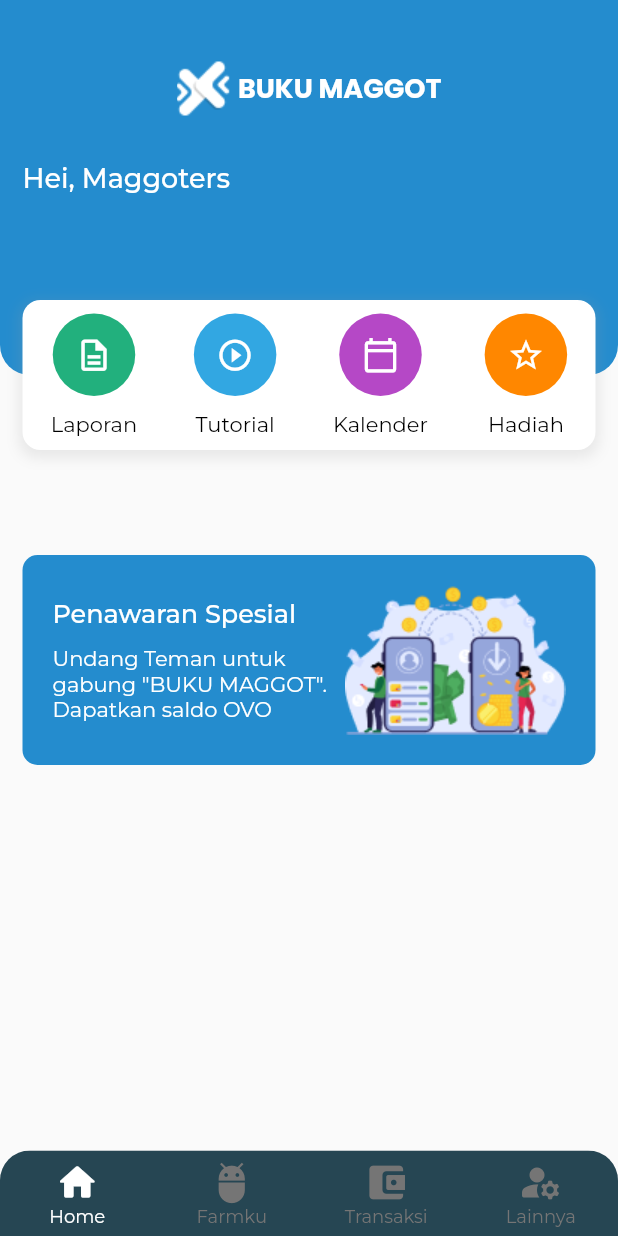
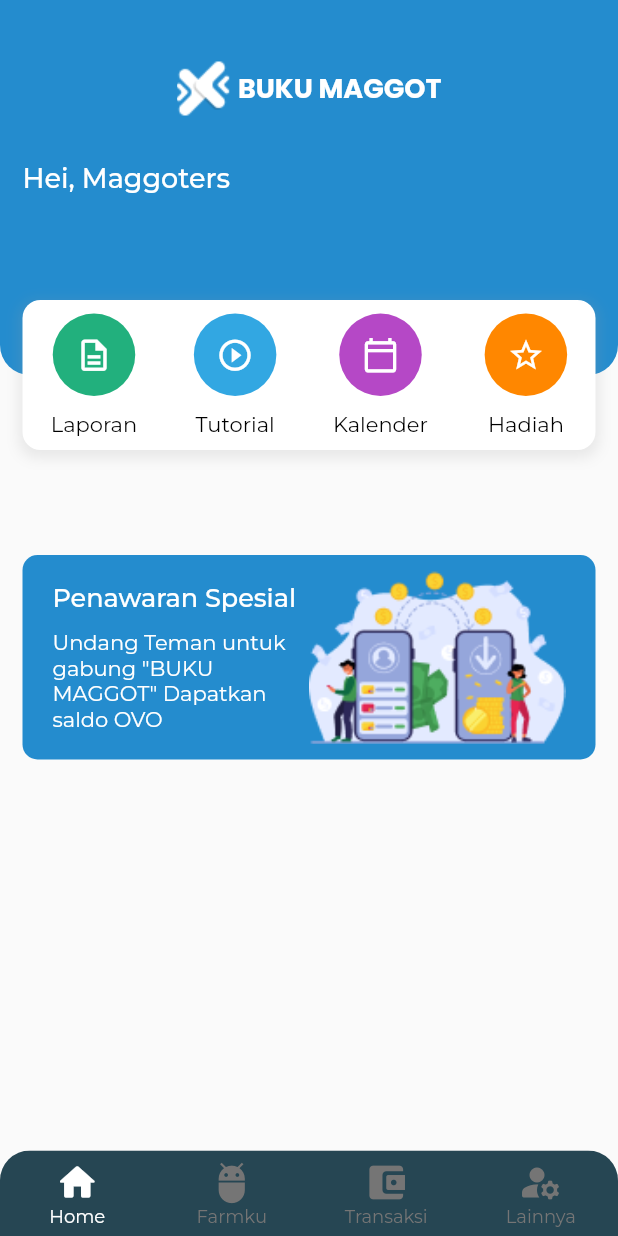
Before and after one commit to gusweda219/buku-maggot, a Flutter app: the screen it shows after launch, on a phone screen of 412 x 824 dp. Run offline on Flutter 3.47's test engine with Material 2 defaults, Android fonts, the phone set to English and light mode, and no system bars; our stand-ins replace google_fonts, introduction_screen.

Commit message:
edit home_page

```diff
--- a/lib/ui/home_page.dart
+++ b/lib/ui/home_page.dart
@@ -1,4 +1,5 @@
 import 'package:buku_maggot_app/common/styles.dart';
+import 'package:flutter/cupertino.dart';
 import 'package:flutter/material.dart';
 import 'package:google_fonts/google_fonts.dart';
 
@@ -126,7 +127,6 @@
               margin:
                   EdgeInsets.only(top: 70, bottom: 120, right: 15, left: 15),
               width: MediaQuery.of(context).size.width,
-              height: 140,
               padding: const EdgeInsets.symmetric(horizontal: 20, vertical: 10),
               decoration: BoxDecoration(
                 color: primaryColor,
@@ -135,7 +135,8 @@
               child: Row(
                 mainAxisAlignment: MainAxisAlignment.spaceBetween,
                 children: [
-                  Column(
+                  Expanded(
+                    child: Column(
                       crossAxisAlignment: CrossAxisAlignment.start,
                       mainAxisAlignment: MainAxisAlignment.center,
                       children: [
@@ -153,7 +154,7 @@
                           height: 10,
                         ),
                         Text(
-                        'Undang Teman untuk\ngabung "BUKU MAGGOT".\nDapatkan saldo OVO',
+                          'Undang Teman untuk gabung "BUKU MAGGOT" Dapatkan saldo OVO',
                           style: GoogleFonts.montserrat(
                             textStyle: const TextStyle(
                               color: Colors.white,
@@ -162,8 +163,21 @@
                         ),
                       ],
                     ),
-                  Image.asset(
+                  ),
+                  Flexible(
+                    child: Align(
+                      alignment: Alignment.center,
+                      child: ConstrainedBox(
+                        constraints: BoxConstraints(
+                          maxWidth: 400,
+                          minWidth: 200,
+                        ),
+                        child: Image.asset(
                           'images/img_prm.png',
+                          fit: BoxFit.cover,
+                        ),
+                      ),
+                    ),
                   ),
                 ],
               ),
```
Lines whose indentation alone changed are shown as unchanged.
